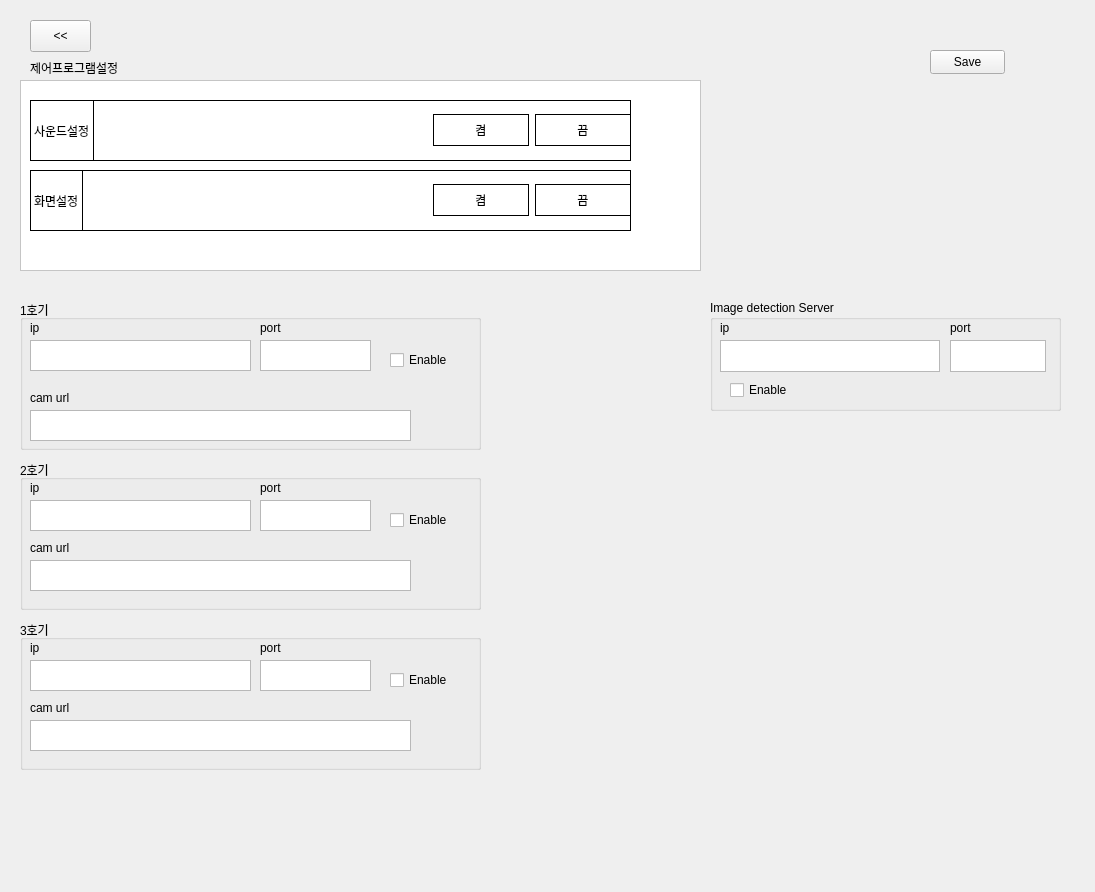
First picture: the form in UITool/UI/setupForm.ui, repository gearssoft/nagibot, before the edit.
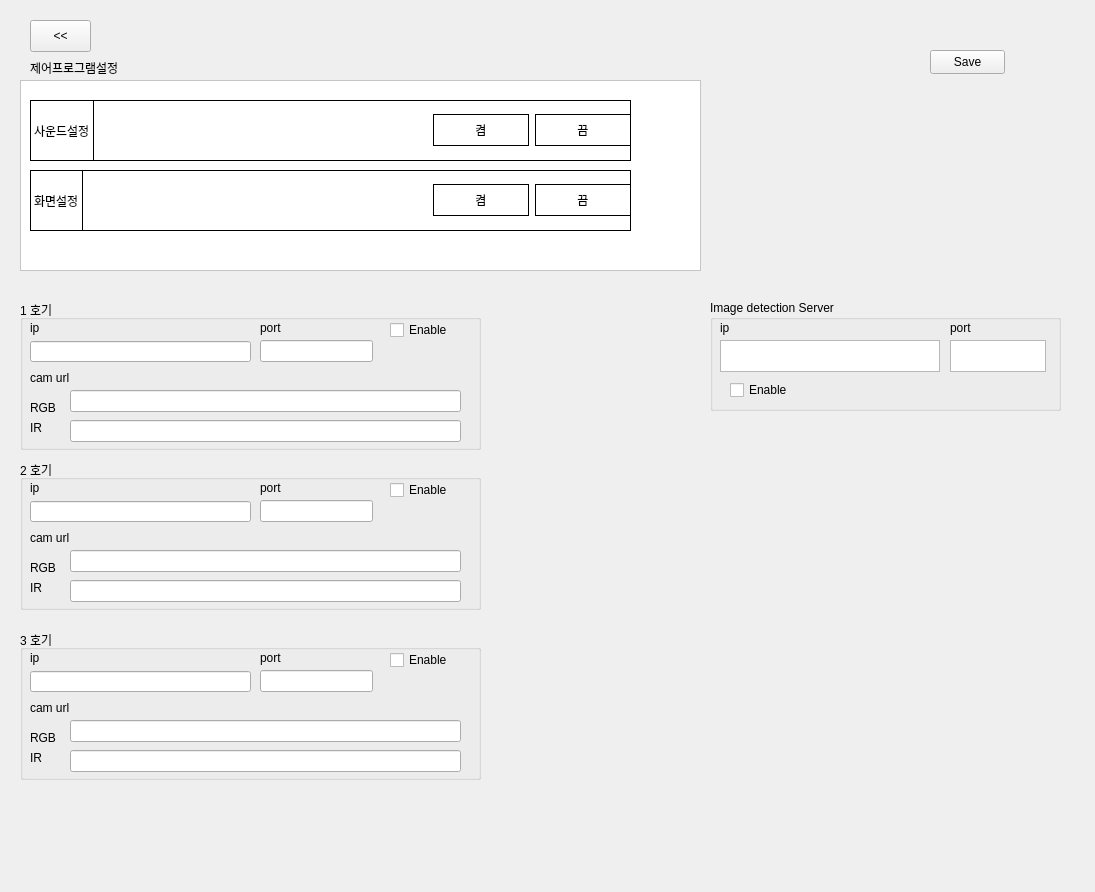
Second picture: the form after the edit.

```diff
--- a/UITool/UI/setupForm.ui
+++ b/UITool/UI/setupForm.ui
@@ -277,18 +277,8 @@
     </rect>
    </property>
    <property name="title">
-    <string>1호기</string>
+    <string>1 호기</string>
    </property>
-   <widget class="QTextEdit" name="textEditCar1Camurl">
-    <property name="geometry">
-     <rect>
-      <x>10</x>
-      <y>110</y>
-      <width>381</width>
-      <height>31</height>
-     </rect>
-    </property>
-   </widget>
    <widget class="QLabel" name="label_3">
     <property name="geometry">
      <rect>
@@ -302,21 +292,11 @@
      <string>ip</string>
     </property>
    </widget>
-   <widget class="QTextEdit" name="textEditCar1port">
-    <property name="geometry">
-     <rect>
-      <x>240</x>
-      <y>40</y>
-      <width>111</width>
-      <height>31</height>
-     </rect>
-    </property>
-   </widget>
    <widget class="QLabel" name="label_5">
     <property name="geometry">
      <rect>
       <x>10</x>
-      <y>90</y>
+      <y>70</y>
       <width>71</width>
       <height>16</height>
      </rect>
@@ -325,16 +305,6 @@
      <string>cam url</string>
     </property>
    </widget>
-   <widget class="QTextEdit" name="textEditCar1ip">
-    <property name="geometry">
-     <rect>
-      <x>10</x>
-      <y>40</y>
-      <width>221</width>
-      <height>31</height>
-     </rect>
-    </property>
-   </widget>
    <widget class="QLabel" name="label_4">
     <property name="geometry">
      <rect>
@@ -352,7 +322,7 @@
     <property name="geometry">
      <rect>
       <x>370</x>
-      <y>50</y>
+      <y>20</y>
       <width>79</width>
       <height>20</height>
      </rect>
@@ -361,6 +331,72 @@
      <string>Enable</string>
     </property>
    </widget>
+   <widget class="QLineEdit" name="textEditCar1ip">
+    <property name="geometry">
+     <rect>
+      <x>10</x>
+      <y>41</y>
+      <width>221</width>
+      <height>21</height>
+     </rect>
+    </property>
+   </widget>
+   <widget class="QLineEdit" name="textEditCar1port">
+    <property name="geometry">
+     <rect>
+      <x>240</x>
+      <y>40</y>
+      <width>113</width>
+      <height>22</height>
+     </rect>
+    </property>
+   </widget>
+   <widget class="QLineEdit" name="textEditCar1Camurl_rgb">
+    <property name="geometry">
+     <rect>
+      <x>50</x>
+      <y>90</y>
+      <width>391</width>
+      <height>22</height>
+     </rect>
+    </property>
+   </widget>
+   <widget class="QLineEdit" name="textEditCar1Camurl_IR">
+    <property name="geometry">
+     <rect>
+      <x>50</x>
+      <y>120</y>
+      <width>391</width>
+      <height>22</height>
+     </rect>
+    </property>
+   </widget>
+   <widget class="QLabel" name="label_2">
+    <property name="geometry">
+     <rect>
+      <x>10</x>
+      <y>100</y>
+      <width>31</width>
+      <height>16</height>
+     </rect>
+    </property>
+    <property name="text">
+     <string>RGB</string>
+    </property>
+   </widget>
+   <widget class="QLabel" name="label_14">
+    <property name="geometry">
+     <rect>
+      <x>10</x>
+      <y>120</y>
+      <width>31</width>
+      <height>16</height>
+     </rect>
+    </property>
+    <property name="text">
+     <string>IR</string>
+    </property>
+   </widget>
   </widget>
   <widget class="QGroupBox" name="Unit_2">
    <property name="geometry">
@@ -372,113 +408,8 @@
     </rect>
    </property>
    <property name="title">
-    <string>2호기</string>
+    <string>2 호기</string>
    </property>
-   <widget class="QTextEdit" name="textEditCar2Camurl">
-    <property name="geometry">
-     <rect>
-      <x>10</x>
-      <y>100</y>
-      <width>381</width>
-      <height>31</height>
-     </rect>
-    </property>
-   </widget>
-   <widget class="QLabel" name="label_8">
-    <property name="geometry">
-     <rect>
-      <x>10</x>
-      <y>20</y>
-      <width>31</width>
-      <height>16</height>
-     </rect>
-    </property>
-    <property name="text">
-     <string>ip</string>
-    </property>
-   </widget>
-   <widget class="QLabel" name="label_9">
-    <property name="geometry">
-     <rect>
-      <x>240</x>
-      <y>20</y>
-      <width>31</width>
-      <height>16</height>
-     </rect>
-    </property>
-    <property name="text">
-     <string>port</string>
-    </property>
-   </widget>
-   <widget class="QTextEdit" name="textEditCar2port">
-    <property name="geometry">
-     <rect>
-      <x>240</x>
-      <y>40</y>
-      <width>111</width>
-      <height>31</height>
-     </rect>
-    </property>
-   </widget>
-   <widget class="QTextEdit" name="textEditCar2ip">
-    <property name="geometry">
-     <rect>
-      <x>10</x>
-      <y>40</y>
-      <width>221</width>
-      <height>31</height>
-     </rect>
-    </property>
-   </widget>
-   <widget class="QLabel" name="label_6">
-    <property name="geometry">
-     <rect>
-      <x>10</x>
-      <y>80</y>
-      <width>71</width>
-      <height>16</height>
-     </rect>
-    </property>
-    <property name="text">
-     <string>cam url</string>
-    </property>
-   </widget>
-   <widget class="QCheckBox" name="cbUnitEnable_2">
-    <property name="geometry">
-     <rect>
-      <x>370</x>
-      <y>50</y>
-      <width>79</width>
-      <height>20</height>
-     </rect>
-    </property>
-    <property name="text">
-     <string>Enable</string>
-    </property>
-   </widget>
-  </widget>
-  <widget class="QGroupBox" name="Unit_3">
-   <property name="geometry">
-    <rect>
-     <x>20</x>
-     <y>620</y>
-     <width>461</width>
-     <height>150</height>
-    </rect>
-   </property>
-   <property name="title">
-    <string>3호기</string>
-   </property>
-   <widget class="QTextEdit" name="textEditCar3Camurl">
-    <property name="geometry">
-     <rect>
-      <x>10</x>
-      <y>100</y>
-      <width>381</width>
-      <height>31</height>
-     </rect>
-    </property>
-   </widget>
    <widget class="QLabel" name="label_12">
     <property name="geometry">
      <rect>
@@ -492,29 +423,22 @@
      <string>ip</string>
     </property>
    </widget>
-   <widget class="QTextEdit" name="textEditCar3port">
-    <property name="geometry">
-     <rect>
-      <x>240</x>
-      <y>40</y>
-      <width>111</width>
-      <height>31</height>
-     </rect>
-    </property>
-   </widget>
-   <widget class="QTextEdit" name="textEditCar3ip">
-    <property name="geometry">
-     <rect>
-      <x>10</x>
-      <y>40</y>
-      <width>221</width>
-      <height>31</height>
-     </rect>
-    </property>
-   </widget>
    <widget class="QLabel" name="label_13">
     <property name="geometry">
      <rect>
+      <x>10</x>
+      <y>70</y>
+      <width>71</width>
+      <height>16</height>
+     </rect>
+    </property>
+    <property name="text">
+     <string>cam url</string>
+    </property>
+   </widget>
+   <widget class="QLabel" name="label_16">
+    <property name="geometry">
+     <rect>
       <x>240</x>
       <y>20</y>
       <width>31</width>
@@ -525,11 +449,116 @@
      <string>port</string>
     </property>
    </widget>
-   <widget class="QLabel" name="label_10">
+   <widget class="QCheckBox" name="cbUnit_2_Enable">
     <property name="geometry">
      <rect>
+      <x>370</x>
+      <y>20</y>
+      <width>79</width>
+      <height>20</height>
+     </rect>
+    </property>
+    <property name="text">
+     <string>Enable</string>
+    </property>
+   </widget>
+   <widget class="QLineEdit" name="textEditCar2ip">
+    <property name="geometry">
+     <rect>
       <x>10</x>
-      <y>80</y>
+      <y>41</y>
+      <width>221</width>
+      <height>21</height>
+     </rect>
+    </property>
+   </widget>
+   <widget class="QLineEdit" name="textEditCar2port">
+    <property name="geometry">
+     <rect>
+      <x>240</x>
+      <y>40</y>
+      <width>113</width>
+      <height>22</height>
+     </rect>
+    </property>
+   </widget>
+   <widget class="QLineEdit" name="textEditCar2Camurl_rgb">
+    <property name="geometry">
+     <rect>
+      <x>50</x>
+      <y>90</y>
+      <width>391</width>
+      <height>22</height>
+     </rect>
+    </property>
+   </widget>
+   <widget class="QLineEdit" name="textEditCar2Camurl_IR">
+    <property name="geometry">
+     <rect>
+      <x>50</x>
+      <y>120</y>
+      <width>391</width>
+      <height>22</height>
+     </rect>
+    </property>
+   </widget>
+   <widget class="QLabel" name="label_17">
+    <property name="geometry">
+     <rect>
+      <x>10</x>
+      <y>100</y>
+      <width>31</width>
+      <height>16</height>
+     </rect>
+    </property>
+    <property name="text">
+     <string>RGB</string>
+    </property>
+   </widget>
+   <widget class="QLabel" name="label_18">
+    <property name="geometry">
+     <rect>
+      <x>10</x>
+      <y>120</y>
+      <width>31</width>
+      <height>16</height>
+     </rect>
+    </property>
+    <property name="text">
+     <string>IR</string>
+    </property>
+   </widget>
+  </widget>
+  <widget class="QGroupBox" name="Unit_3">
+   <property name="geometry">
+    <rect>
+     <x>20</x>
+     <y>630</y>
+     <width>461</width>
+     <height>150</height>
+    </rect>
+   </property>
+   <property name="title">
+    <string>3 호기</string>
+   </property>
+   <widget class="QLabel" name="label_19">
+    <property name="geometry">
+     <rect>
+      <x>10</x>
+      <y>20</y>
+      <width>31</width>
+      <height>16</height>
+     </rect>
+    </property>
+    <property name="text">
+     <string>ip</string>
+    </property>
+   </widget>
+   <widget class="QLabel" name="label_20">
+    <property name="geometry">
+     <rect>
+      <x>10</x>
+      <y>70</y>
       <width>71</width>
       <height>16</height>
      </rect>
@@ -538,11 +567,24 @@
      <string>cam url</string>
     </property>
    </widget>
-   <widget class="QCheckBox" name="cbUnitEnable_3">
+   <widget class="QLabel" name="label_21">
     <property name="geometry">
      <rect>
+      <x>240</x>
+      <y>20</y>
+      <width>31</width>
+      <height>16</height>
+     </rect>
+    </property>
+    <property name="text">
+     <string>port</string>
+    </property>
+   </widget>
+   <widget class="QCheckBox" name="cbUnit_3_Enable">
+    <property name="geometry">
+     <rect>
       <x>370</x>
-      <y>50</y>
+      <y>20</y>
       <width>79</width>
       <height>20</height>
      </rect>
@@ -551,6 +593,72 @@
      <string>Enable</string>
     </property>
    </widget>
+   <widget class="QLineEdit" name="textEditCar3ip">
+    <property name="geometry">
+     <rect>
+      <x>10</x>
+      <y>41</y>
+      <width>221</width>
+      <height>21</height>
+     </rect>
+    </property>
+   </widget>
+   <widget class="QLineEdit" name="textEditCar3port">
+    <property name="geometry">
+     <rect>
+      <x>240</x>
+      <y>40</y>
+      <width>113</width>
+      <height>22</height>
+     </rect>
+    </property>
+   </widget>
+   <widget class="QLineEdit" name="textEditCar3Camurl_rgb">
+    <property name="geometry">
+     <rect>
+      <x>50</x>
+      <y>90</y>
+      <width>391</width>
+      <height>22</height>
+     </rect>
+    </property>
+   </widget>
+   <widget class="QLineEdit" name="textEditCar3Camurl_IR">
+    <property name="geometry">
+     <rect>
+      <x>50</x>
+      <y>120</y>
+      <width>391</width>
+      <height>22</height>
+     </rect>
+    </property>
+   </widget>
+   <widget class="QLabel" name="label_22">
+    <property name="geometry">
+     <rect>
+      <x>10</x>
+      <y>100</y>
+      <width>31</width>
+      <height>16</height>
+     </rect>
+    </property>
+    <property name="text">
+     <string>RGB</string>
+    </property>
+   </widget>
+   <widget class="QLabel" name="label_23">
+    <property name="geometry">
+     <rect>
+      <x>10</x>
+      <y>120</y>
+      <width>31</width>
+      <height>16</height>
+     </rect>
+    </property>
+    <property name="text">
+     <string>IR</string>
+    </property>
+   </widget>
   </widget>
  </widget>
  <resources/>
```
Left out of the diff: 2 changed lines with no effect on the pictures.
